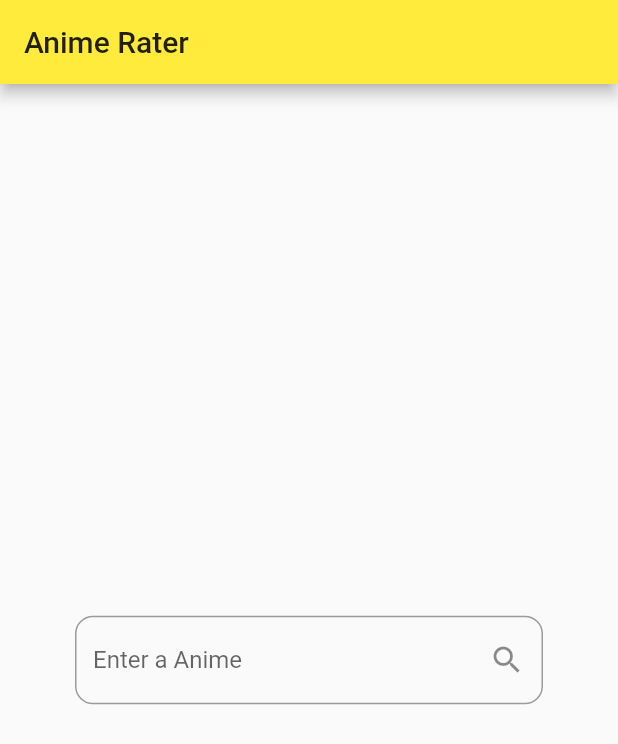
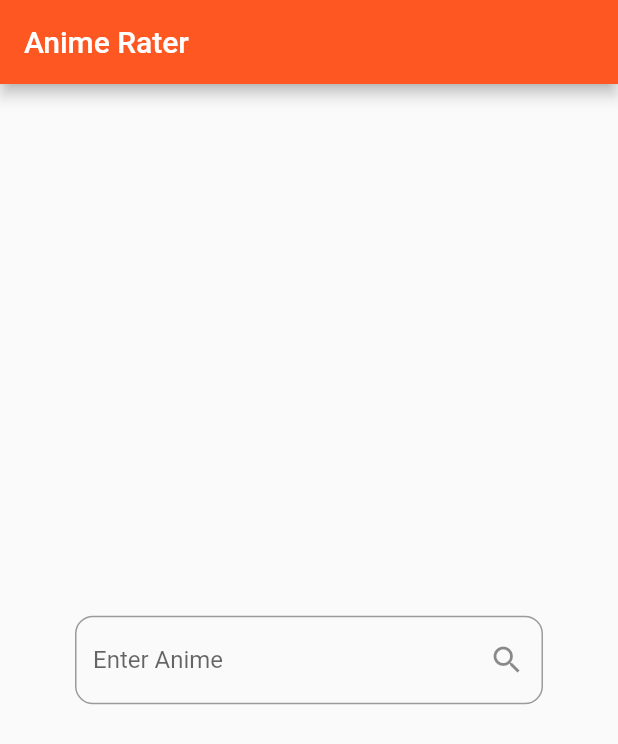
Before and after one commit to nvshah/MobX-Rater, a Flutter app: the screen it shows after launch, on a phone screen of 412 x 824 dp. Shown: the top 744 px of the screen. Run offline on Flutter 3.47's test engine with Material 2 defaults, Android fonts, the phone set to English and light mode, and no system bars; our stand-ins replace flutter_mobx, mobx; generated files the repository leaves out were written again.

Commit message:
minor improvements

```diff
--- a/lib/components/anime_input_field.dart
+++ b/lib/components/anime_input_field.dart
@@ -14,7 +14,7 @@ class AnimeInputField extends StatelessWidget {
         controller: textController,
         textInputAction: TextInputAction.search,
         decoration: InputDecoration(
-          hintText: "Enter a Anime",
+          hintText: "Enter Anime",
           border: OutlineInputBorder(borderRadius: BorderRadius.circular(12)),
           suffixIcon: GestureDetector(child: Icon(Icons.search), onTap: () => submitAnimeName(context, textController.text ?? "",),)
         ),
--- a/lib/main.dart
+++ b/lib/main.dart
@@ -16,7 +16,7 @@ class MyApp extends StatelessWidget {
     return MaterialApp(
       title: 'Flutter Demo',
       theme: ThemeData(
-        primarySwatch: Colors.yellow,
+        primarySwatch: Colors.deepOrange,
         visualDensity: VisualDensity.adaptivePlatformDensity,
       ),
       home: Provider(
```
